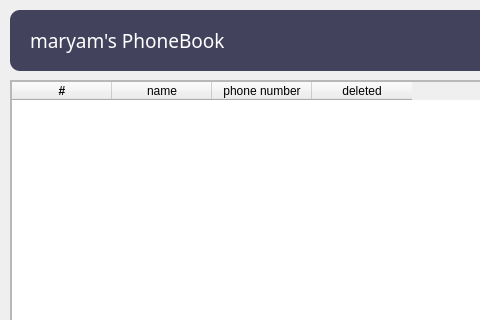
First picture: the form in form.ui, repository MaryamBoneh/Phonebook, before the edit; both pictures show x 0 to 480 and y 0 to 320 of the 610 by 501 pixel window.
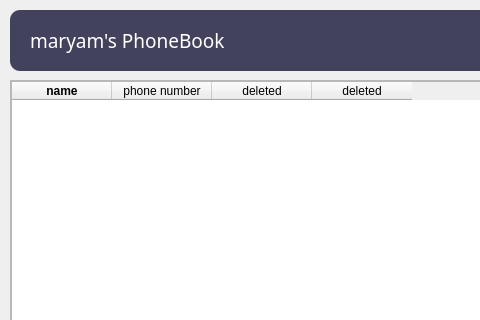
Second picture: the form after the edit.

What changed in the file:
```diff
--- a/form.ui
+++ b/form.ui
@@ -60,7 +60,7 @@
      </attribute>
      <column>
       <property name="text">
-       <string>#</string>
+       <string>name</string>
       </property>
       <property name="font">
        <font>
@@ -69,11 +69,6 @@
        </font>
       </property>
      </column>
-     <column>
-      <property name="text">
-       <string>name</string>
-      </property>
-     </column>
      <column>
       <property name="text">
        <string>phone number</string>
@@ -84,6 +79,11 @@
        <string>deleted</string>
       </property>
      </column>
+     <column>
+      <property name="text">
+       <string>deleted</string>
+      </property>
+     </column>
     </widget>
    </widget>
   </widget>
```
Left out of the diff: 2 changed lines with no effect on the pictures.
